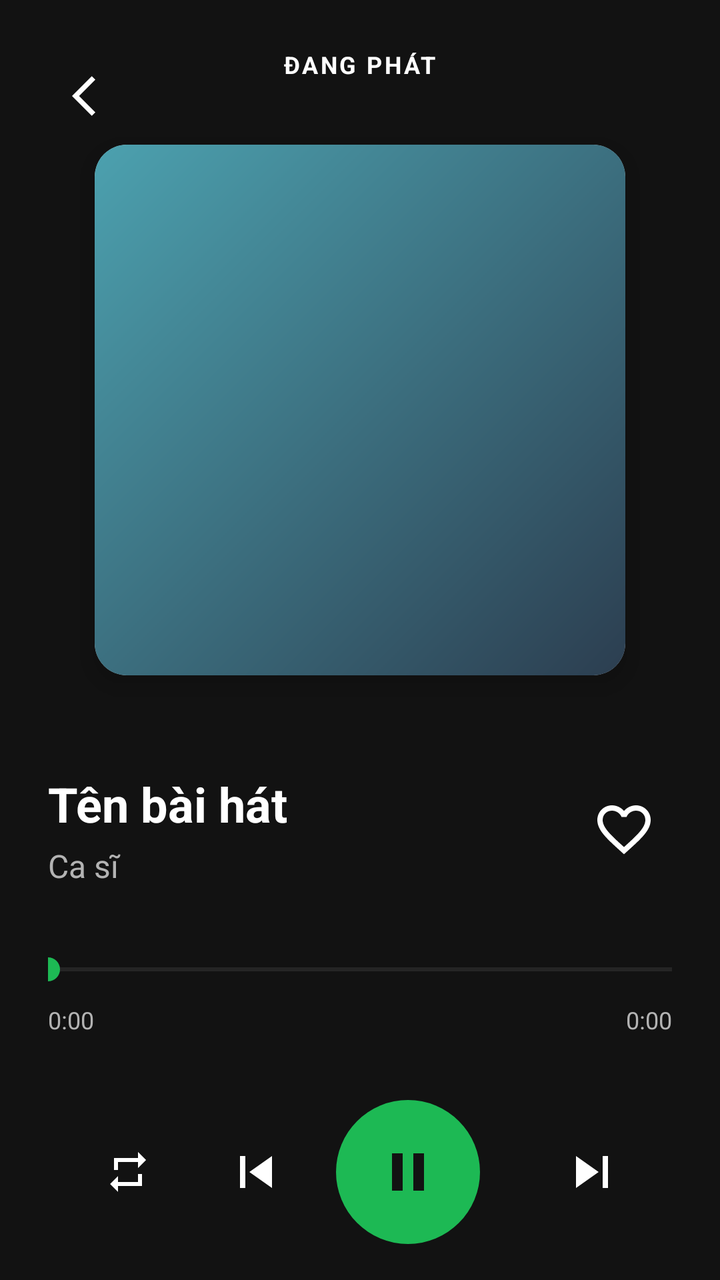
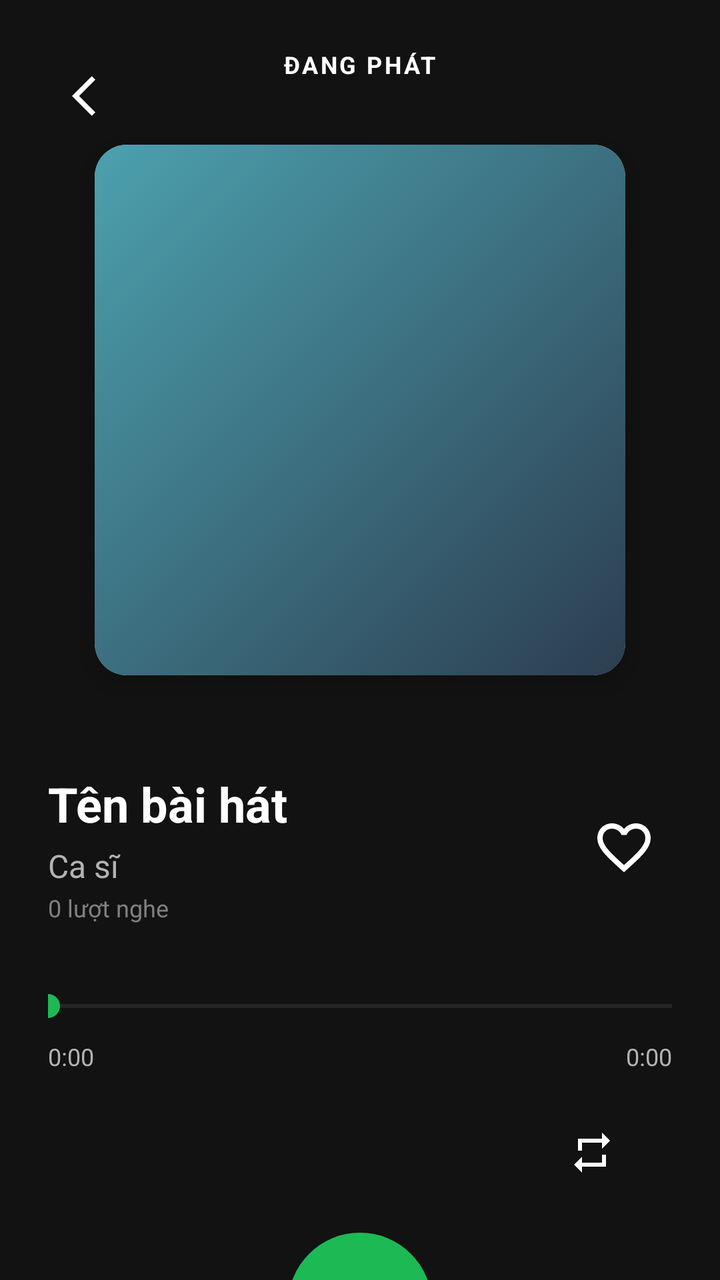

Screens rendered from an Android XML layout before and after an edit, with the pre-edit source and the edit as a unified diff.
<!-- AndroidManifest.xml: activity theme Theme.AppCompat.Light.NoActionBar -->
<!-- res/layout/activity_player.xml -->
<?xml version="1.0" encoding="utf-8"?>
<androidx.core.widget.NestedScrollView
    xmlns:android="http://schemas.android.com/apk/res/android"
    xmlns:app="http://schemas.android.com/apk/res-auto"
    android:layout_width="match_parent"
    android:layout_height="match_parent"
    android:fillViewport="true"
    android:background="#121212">

    <androidx.constraintlayout.widget.ConstraintLayout
        android:layout_width="match_parent"
        android:layout_height="wrap_content"
        android:padding="24dp">

        
        <ImageView
            android:id="@+id/btnBack"
            android:layout_width="48dp"
            android:layout_height="48dp"
            android:padding="12dp"
            android:src="@drawable/ic_back"
            android:background="?attr/selectableItemBackgroundBorderless"
            app:layout_constraintTop_toTopOf="parent"
            app:layout_constraintStart_toStartOf="parent" />

        
        <TextView
            android:id="@+id/tvTopNav"
            android:layout_width="wrap_content"
            android:layout_height="wrap_content"
            android:text="ĐANG PHÁT"
            android:textColor="#FFFFFF"
            android:textSize="12sp"
            android:textStyle="bold"
            android:letterSpacing="0.1"
            app:layout_constraintTop_toTopOf="parent"
            app:layout_constraintStart_toStartOf="parent"
            app:layout_constraintEnd_toEndOf="parent" />

        
        <androidx.cardview.widget.CardView
            android:id="@+id/cardAlbum"
            android:layout_width="0dp"
            android:layout_height="0dp"
            app:cardCornerRadius="16dp"
            app:cardElevation="8dp"
            android:layout_marginTop="32dp"
            app:layout_constraintDimensionRatio="1:1"
            app:layout_constraintTop_toBottomOf="@id/tvTopNav"
            app:layout_constraintStart_toStartOf="parent"
            app:layout_constraintEnd_toEndOf="parent"
            app:layout_constraintWidth_percent="0.85">

            <ImageView
                android:id="@+id/ivAlbumArt"
                android:layout_width="match_parent"
                android:layout_height="match_parent"
                android:scaleType="centerCrop"
                android:src="@drawable/bg_album_placeholder" />
        </androidx.cardview.widget.CardView>

        
        <LinearLayout
            android:id="@+id/layoutSongInfo"
            android:layout_width="0dp"
            android:layout_height="wrap_content"
            android:orientation="horizontal"
            android:layout_marginTop="48dp"
            android:gravity="center_vertical"
            app:layout_constraintTop_toBottomOf="@id/cardAlbum"
            app:layout_constraintStart_toStartOf="parent"
            app:layout_constraintEnd_toEndOf="parent">

            <LinearLayout
                android:layout_width="0dp"
                android:layout_height="wrap_content"
                android:layout_weight="1"
                android:orientation="vertical">
                <TextView
                    android:id="@+id/tvTitle"
                    android:layout_width="match_parent"
                    android:layout_height="wrap_content"
                    android:text="Tên bài hát"
                    android:textColor="#FFFFFF"
                    android:textSize="24sp"
                    android:textStyle="bold"
                    android:maxLines="1"
                    android:ellipsize="end" />

                <TextView
                    android:id="@+id/tvArtist"
                    android:layout_width="match_parent"
                    android:layout_height="wrap_content"
                    android:layout_marginTop="4dp"
                    android:text="Ca sĩ"
                    android:textColor="#B3B3B3"
                    android:textSize="16sp"
                    android:maxLines="1"
                    android:ellipsize="end" />
            </LinearLayout>

            <ImageButton
                android:id="@+id/btnLike"
                android:layout_width="48dp"
                android:layout_height="48dp"
                android:src="@drawable/ic_favorite_border"
                android:background="?attr/selectableItemBackgroundBorderless"
                android:layout_marginStart="8dp"/>
        </LinearLayout>

        
        <SeekBar
            android:id="@+id/seekBar"
            android:layout_width="0dp"
            android:layout_height="wrap_content"
            android:layout_marginTop="32dp"
            android:paddingStart="0dp"
            android:paddingEnd="0dp"
            android:progressTint="#1DB954"
            android:thumbTint="#1DB954"
            android:progressBackgroundTint="#4DFFFFFF"
            app:layout_constraintTop_toBottomOf="@id/layoutSongInfo"
            app:layout_constraintStart_toStartOf="parent"
            app:layout_constraintEnd_toEndOf="parent" />

        
        <TextView
            android:id="@+id/tvCurrentTime"
            android:layout_width="wrap_content"
            android:layout_height="wrap_content"
            android:text="0:00"
            android:textColor="#B3B3B3"
            android:textSize="12sp"
            android:layout_marginTop="8dp"
            app:layout_constraintTop_toBottomOf="@id/seekBar"
            app:layout_constraintStart_toStartOf="parent" />

        <TextView
            android:id="@+id/tvTotalTime"
            android:layout_width="wrap_content"
            android:layout_height="wrap_content"
            android:text="0:00"
            android:textColor="#B3B3B3"
            android:textSize="12sp"
            android:layout_marginTop="8dp"
            app:layout_constraintTop_toBottomOf="@id/seekBar"
            app:layout_constraintEnd_toEndOf="parent" />

        
        <LinearLayout
            android:id="@+id/layoutControls"
            android:layout_width="match_parent"
            android:layout_height="wrap_content"
            android:orientation="horizontal"
            android:gravity="center"
            android:layout_marginTop="32dp"
            app:layout_constraintTop_toBottomOf="@id/tvCurrentTime"
            app:layout_constraintStart_toStartOf="parent"
            app:layout_constraintEnd_toEndOf="parent">

            <ImageButton
                android:id="@+id/btnRepeat"
                android:layout_width="48dp"
                android:layout_height="48dp"
                android:background="?attr/selectableItemBackgroundBorderless"
                android:src="@drawable/ic_repeat"
                android:layout_marginEnd="16dp"/>

            <ImageButton
                android:id="@+id/btnPrev"
                android:layout_width="48dp"
                android:layout_height="48dp"
                android:background="?attr/selectableItemBackgroundBorderless"
                android:src="@drawable/ic_skip_previous"
                android:layout_marginEnd="16dp"/>

            <ImageButton
                android:id="@+id/btnPlayPause"
                android:layout_width="72dp"
                android:layout_height="72dp"
                android:background="@drawable/bg_circle_play"
                android:src="@drawable/ic_pause"/>

            <ImageButton
                android:id="@+id/btnNext"
                android:layout_width="48dp"
                android:layout_height="48dp"
                android:background="?attr/selectableItemBackgroundBorderless"
                android:src="@drawable/ic_skip_next"
                android:layout_marginStart="32dp"/>

        </LinearLayout>

        <LinearLayout
            android:id="@+id/layoutTabs"
            android:layout_width="match_parent"
            android:layout_height="wrap_content"
            android:orientation="horizontal"
            android:layout_marginTop="32dp"
            app:layout_constraintTop_toBottomOf="@id/layoutControls">

            <TextView
                android:id="@+id/tabSongs"
                android:layout_width="0dp"
                android:layout_height="wrap_content"
                android:layout_weight="1"
                android:text="BÀI HÁT TƯƠNG TỰ"
                android:textColor="#1DB954"
                android:textSize="14sp"
                android:textStyle="bold"
                android:gravity="center"
                android:padding="8dp"
                android:background="?attr/selectableItemBackground"/>

            <TextView
                android:id="@+id/tabArtists"
                android:layout_width="0dp"
                android:layout_height="wrap_content"
                android:layout_weight="1"
                android:text="CA SĨ LIÊN QUAN"
                android:textColor="#B3B3B3"
                android:textSize="14sp"
                android:textStyle="bold"
                android:gravity="center"
                android:padding="8dp"
                android:background="?attr/selectableItemBackground"/>
        </LinearLayout>

        <androidx.recyclerview.widget.RecyclerView
            android:id="@+id/rvRecommendations"
            android:layout_width="match_parent"
            android:layout_height="wrap_content"
            android:layout_marginTop="16dp"
            android:nestedScrollingEnabled="false"
            app:layout_constraintTop_toBottomOf="@id/layoutTabs"
            app:layout_constraintBottom_toBottomOf="parent" />

        <androidx.recyclerview.widget.RecyclerView
            android:id="@+id/rvArtistRecommendations"
            android:layout_width="match_parent"
            android:layout_height="wrap_content"
            android:layout_marginTop="16dp"
            android:nestedScrollingEnabled="false"
            android:visibility="gone"
            app:layout_constraintTop_toBottomOf="@id/layoutTabs"
            app:layout_constraintBottom_toBottomOf="parent" />

    </androidx.constraintlayout.widget.ConstraintLayout>
</androidx.core.widget.NestedScrollView>
<!-- resources referenced by this layout -->
<resources>
  <!-- drawable bg_album_placeholder (drawable) -->
  <shape xmlns:android="http://schemas.android.com/apk/res/android">
      <gradient android:startColor="#2C3E50" android:endColor="#4CA1AF" android:angle="135"/>
  </shape>
  <!-- drawable bg_circle_play (drawable) -->
  <shape xmlns:android="http://schemas.android.com/apk/res/android" android:shape="oval">
      <solid android:color="#1DB954"/> 
  </shape>
  <!-- drawable ic_back (drawable) -->
  <vector xmlns:android="http://schemas.android.com/apk/res/android"
      android:width="24dp" android:height="24dp"
      android:viewportWidth="24" android:viewportHeight="24">
      <path android:fillColor="#FFFFFF" android:pathData="M11.67,3.87L9.9,2.1 0,12l9.9,9.9 1.77,-1.77L3.54,12z"/>
  </vector>
  <!-- drawable ic_favorite_border (drawable) -->
  <vector xmlns:android="http://schemas.android.com/apk/res/android"
      android:width="32dp" android:height="32dp"
      android:viewportWidth="24" android:viewportHeight="24">
      <path android:fillColor="#FFFFFF" android:pathData="M16.5,3c-1.74,0 -3.41,0.81 -4.5,2.09C10.91,3.81 9.24,3 7.5,3 4.42,3 2,5.42 2,8.5c0,3.78 3.4,6.86 8.55,11.54L12,21.35l1.45,-1.32C18.6,15.36 22,12.28 22,8.5 22,5.42 19.58,3 16.5,3zM12.1,18.55l-0.1,0.1 -0.1,-0.1C7.14,14.24 4,11.39 4,8.5 4,6.5 5.5,5 7.5,5c1.54,0 3.04,0.99 3.57,2.36h1.87C13.46,5.99 14.96,5 16.5,5c2,0 3.5,1.5 3.5,3.5 0,2.89 -3.14,5.74 -7.9,10.05z"/>
  </vector>
  <!-- drawable ic_pause (drawable) -->
  <vector xmlns:android="http://schemas.android.com/apk/res/android"
      android:width="32dp" android:height="32dp"
      android:viewportWidth="24" android:viewportHeight="24">
      <path android:fillColor="#121212" android:pathData="M6,19h4V5H6v14zm8,-14v14h4V5h-4z"/>
  </vector>
  <!-- drawable ic_repeat (drawable) -->
  <vector xmlns:android="http://schemas.android.com/apk/res/android"
      android:width="24dp" android:height="24dp"
      android:viewportWidth="24" android:viewportHeight="24">
      <path android:fillColor="#FFFFFF" android:pathData="M7,7h10v3l4,-4 -4,-4v3H5v6h2V7zm10,10H7v-3l-4,4 4,4v-3h12v-6h-2v4z"/>
  </vector>
  <!-- drawable ic_skip_next (drawable) -->
  <vector xmlns:android="http://schemas.android.com/apk/res/android"
      android:width="32dp" android:height="32dp"
      android:viewportWidth="24" android:viewportHeight="24">
      <path android:fillColor="#FFFFFF" android:pathData="M6,18l8.5,-6L6,6v12zM16,6v12h2V6h-2z"/>
  </vector>
  <!-- drawable ic_skip_previous (drawable) -->
  <vector xmlns:android="http://schemas.android.com/apk/res/android"
      android:width="32dp" android:height="32dp"
      android:viewportWidth="24" android:viewportHeight="24">
      <path android:fillColor="#FFFFFF" android:pathData="M6,6h2v12H6V6zm3.5,6l8.5,6V6l-8.5,6z"/>
  </vector>
</resources>

<!-- the commit's change to res/layout/activity_player.xml (unified diff, before → after) -->
@@ -97,6 +97,17 @@
                     android:textSize="16sp"
                     android:maxLines="1"
                     android:ellipsize="end" />
+
+                
+                <TextView
+                    android:id="@+id/tvViewCount"
+                    android:layout_width="match_parent"
+                    android:layout_height="wrap_content"
+                    android:layout_marginTop="2dp"
+                    android:text="0 lượt nghe"
+                    android:textColor="#808080"
+                    android:textSize="12sp"
+                    android:maxLines="1" />
             </LinearLayout>
 
             <ImageButton
@@ -147,24 +158,28 @@
             app:layout_constraintEnd_toEndOf="parent" />
 
         
+        <ImageButton
+            android:id="@+id/btnRepeat"
+            android:layout_width="48dp"
+            android:layout_height="48dp"
+            android:layout_marginTop="16dp"
+            android:layout_marginEnd="16dp"
+            android:background="?attr/selectableItemBackgroundBorderless"
+            android:src="@drawable/ic_repeat"
+            app:layout_constraintTop_toBottomOf="@id/tvCurrentTime"
+            app:layout_constraintEnd_toEndOf="parent" />
+
+        
         <LinearLayout
             android:id="@+id/layoutControls"
             android:layout_width="match_parent"
             android:layout_height="wrap_content"
             android:orientation="horizontal"
             android:gravity="center"
-            android:layout_marginTop="32dp"
-            app:layout_constraintTop_toBottomOf="@id/tvCurrentTime"
+            android:layout_marginTop="16dp"
+            app:layout_constraintTop_toBottomOf="@id/btnRepeat"
             app:layout_constraintStart_toStartOf="parent"
             app:layout_constraintEnd_toEndOf="parent">
-
-            <ImageButton
-                android:id="@+id/btnRepeat"
-                android:layout_width="48dp"
-                android:layout_height="48dp"
-                android:background="?attr/selectableItemBackgroundBorderless"
-                android:src="@drawable/ic_repeat"
-                android:layout_marginEnd="16dp"/>
 
             <ImageButton
                 android:id="@+id/btnPrev"
@@ -172,7 +187,7 @@
                 android:layout_height="48dp"
                 android:background="?attr/selectableItemBackgroundBorderless"
                 android:src="@drawable/ic_skip_previous"
-                android:layout_marginEnd="16dp"/>
+                android:layout_marginEnd="32dp"/>
 
             <ImageButton
                 android:id="@+id/btnPlayPause"
@@ -188,7 +203,6 @@
                 android:background="?attr/selectableItemBackgroundBorderless"
                 android:src="@drawable/ic_skip_next"
                 android:layout_marginStart="32dp"/>
-
         </LinearLayout>
 
         <LinearLayout
